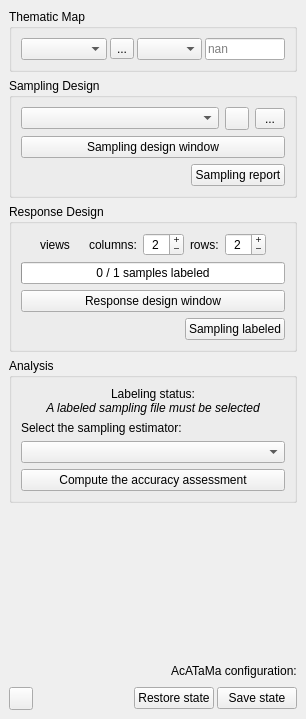
Qt form ui/acatama_dockwidget.ui (SMByC/AcATaMa) before a commit.
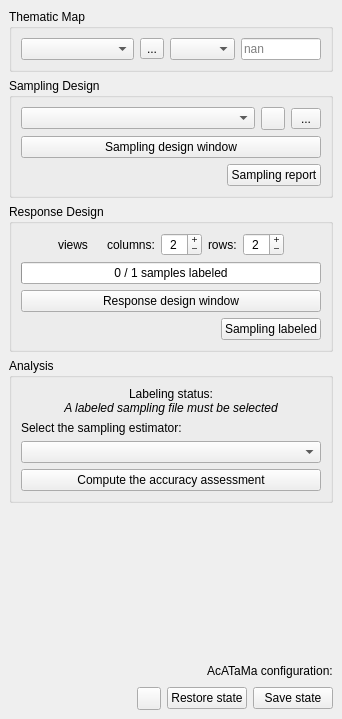
The same form after that commit. Icons and pictures are not drawn. Custom widgets are drawn as their Qt base class.

Commit message: Added again the plugin info icon in the dockwidget

The edit to the form file:
```diff
--- a/ui/acatama_dockwidget.ui
+++ b/ui/acatama_dockwidget.ui
@@ -6,7 +6,7 @@
    <rect>
     <x>0</x>
     <y>0</y>
-    <width>306</width>
+    <width>342</width>
     <height>719</height>
    </rect>
   </property>
@@ -24,9 +24,6 @@
        <item>
         <widget class="QWidget" name="widget_0" native="true">
          <layout class="QHBoxLayout" name="horizontalLayout_11">
-          <property name="spacing">
-           <number>3</number>
-          </property>
           <property name="leftMargin">
            <number>0</number>
           </property>
@@ -665,9 +662,6 @@
     <item>
      <widget class="QWidget" name="widget_plugin_info" native="true">
       <layout class="QHBoxLayout" name="horizontalLayout_25">
-       <property name="spacing">
-        <number>3</number>
-       </property>
        <property name="leftMargin">
         <number>0</number>
        </property>
@@ -681,13 +675,16 @@
         <number>0</number>
        </property>
        <item>
-        <widget class="QToolButton" name="QPBtn_PluginClearReload">
+        <widget class="QToolButton" name="QPBtn_PluginInfo">
          <property name="toolTip">
           <string>Clear all and reload the AcATaMa plugin.</string>
          </property>
          <property name="icon">
           <iconset>
-           <normaloff>:/plugins/AcATaMa/icons/clear.svg</normaloff>:/plugins/AcATaMa/icons/clear.svg</iconset>
+           <normaloff>:/plugins/AcATaMa/icons/acatama.svg</normaloff>:/plugins/AcATaMa/icons/acatama.svg</iconset>
+         </property>
+         <property name="autoRaise">
+          <bool>true</bool>
          </property>
         </widget>
        </item>
@@ -704,6 +701,26 @@
          </property>
         </spacer>
        </item>
+       <item>
+        <widget class="QToolButton" name="QPBtn_PluginClearReload">
+         <property name="sizePolicy">
+          <sizepolicy hsizetype="Preferred" vsizetype="Preferred">
+           <horstretch>0</horstretch>
+           <verstretch>0</verstretch>
+          </sizepolicy>
+         </property>
+         <property name="toolTip">
+          <string>Clear all and reload the AcATaMa plugin.</string>
+         </property>
+         <property name="icon">
+          <iconset>
+           <normaloff>:/plugins/AcATaMa/icons/clear.svg</normaloff>:/plugins/AcATaMa/icons/clear.svg</iconset>
+         </property>
+         <property name="toolButtonStyle">
+          <enum>Qt::ToolButtonIconOnly</enum>
+         </property>
+        </widget>
+       </item>
        <item>
         <widget class="QPushButton" name="QPBtn_RestoreAcatamaState">
          <property name="toolTip">
```
Left out of the diff: 2 changed lines with no effect on the pictures. The commit also changes 2 other files.
